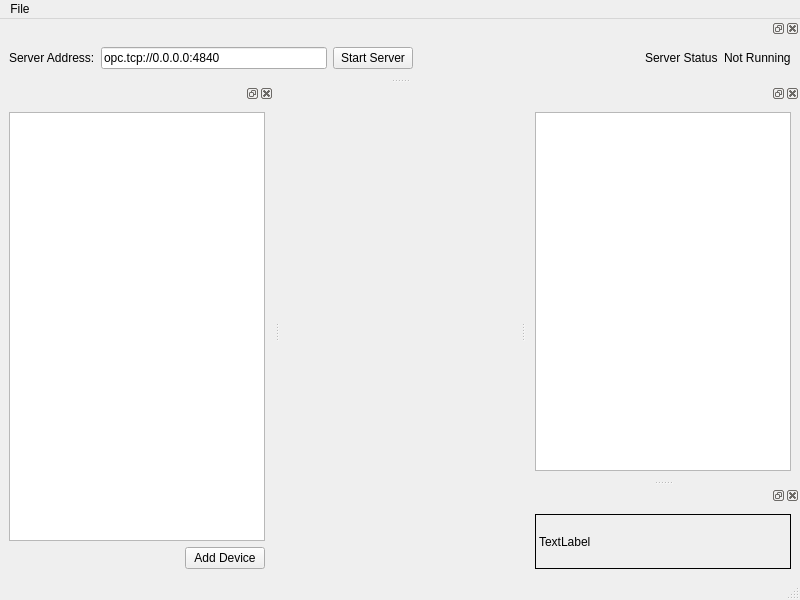
First picture: the form in main_window.ui, repository RedChow/PythonOPCUADeviceSimulatorGUI, before the edit.
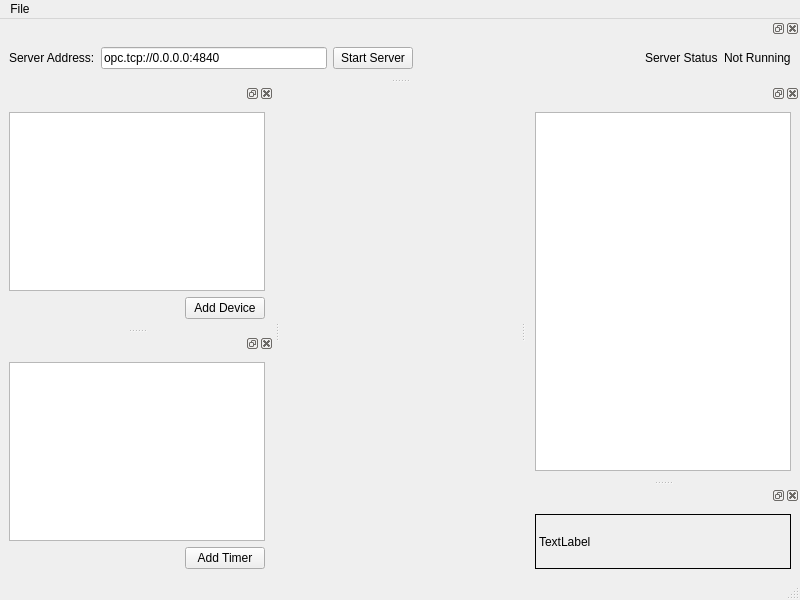
Second picture: the form after the edit. Custom widgets are drawn as their Qt base class.

Patch:
```diff
--- a/main_window.ui
+++ b/main_window.ui
@@ -164,6 +164,42 @@
     </layout>
    </widget>
   </widget>
+  <widget class="QDockWidget" name="dockWidget_5">
+   <attribute name="dockWidgetArea">
+    <number>1</number>
+   </attribute>
+   <widget class="QWidget" name="dockWidgetContents_5">
+    <layout class="QVBoxLayout" name="verticalLayout_5">
+     <item>
+      <widget class="QTableView" name="tableViewTimers"/>
+     </item>
+     <item>
+      <layout class="QHBoxLayout" name="horizontalLayout_4">
+       <item>
+        <spacer name="horizontalSpacer_3">
+         <property name="orientation">
+          <enum>Qt::Horizontal</enum>
+         </property>
+         <property name="sizeHint" stdset="0">
+          <size>
+           <width>40</width>
+           <height>20</height>
+          </size>
+         </property>
+        </spacer>
+       </item>
+       <item>
+        <widget class="QPushButton" name="pushButtonAddTimer">
+         <property name="text">
+          <string>Add Timer</string>
+         </property>
+        </widget>
+       </item>
+      </layout>
+     </item>
+    </layout>
+   </widget>
+  </widget>
   <action name="actionTimer_and_Device_Editor">
    <property name="text">
     <string>Timer and Device Editor</string>
```
